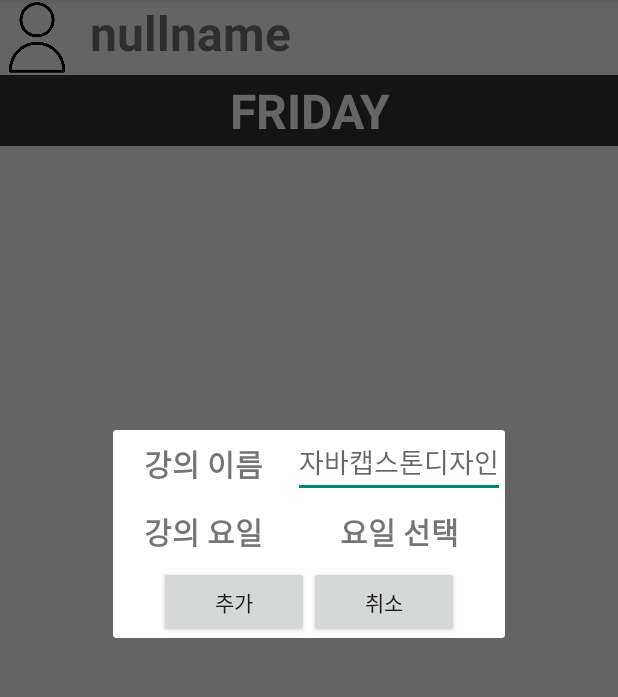
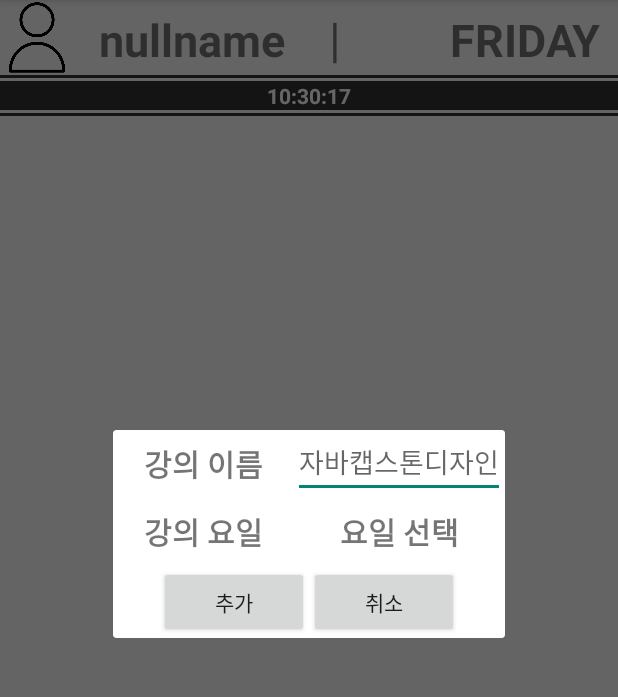
Before and after one commit to Rohjo13/capstoneASAP, an Android app: the LsMainActivity screen opened directly, with no data from a screen before it, in the options menu, after a tap on "시간표 추가", on a phone screen of 412 x 824 dp, the part 84-781 px from its top. Run offline under Robolectric (Android 15) with nearby library versions, the phone set to English and light mode, and no system bars; 8 statements that could not run were skipped.

Commit message:
add Clock
5/20 clock

```diff
--- a/app/src/main/java/co/mjc/capstoneasap/LsMainActivity.java
+++ b/app/src/main/java/co/mjc/capstoneasap/LsMainActivity.java
@@ -24,6 +24,8 @@ import android.net.Uri;
 import android.os.Build;
 import android.os.Bundle;
 import android.os.Environment;
+import android.os.Handler;
+import android.os.Message;
 import android.provider.MediaStore;
 import android.util.Log;
 import android.view.LayoutInflater;
@@ -41,6 +43,7 @@ import java.io.File;
 import java.io.IOException;
 import java.text.SimpleDateFormat;
 import java.util.ArrayList;
+import java.util.Calendar;
 import java.util.Collection;
 import java.util.Date;
 import java.util.List;
@@ -77,6 +80,9 @@ public class LsMainActivity extends AppCompatActivity {
     TextView dayOfWeek;
     // 로그인 한 사람 아이디
     TextView loginData;
+    // 실시간 시간
+    TextView clockTextView;
+    private static Handler mHanlder;
 
 
     // 이건 schedule 에 있는거고
@@ -105,7 +111,6 @@ public class LsMainActivity extends AppCompatActivity {
     public LsMainActivity() {
         Log.d(LogTAG, "LsMainAc Constructor");
         handlerThread = new HandlerThread(this);
-
 
         scheduleRepository = new MemoryScheduleRepository();
         scheduleService = new ScheduleService(scheduleRepository);
@@ -162,6 +167,38 @@ public class LsMainActivity extends AppCompatActivity {
         ExpandableChildAdapter adapter = new ExpandableChildAdapter(getApplicationContext(), funcImageViewList);
         childHolder.horizontalListView.setAdapter(adapter);
         // 실험실 off
+        //5.19 실시간
+        clockTextView = findViewById(R.id.clock);
+        mHanlder = new Handler(){
+            @Override
+            public void handleMessage(@NonNull Message msg) {
+                Calendar cal = Calendar.getInstance();
+                SimpleDateFormat sdf = new SimpleDateFormat("HH:mm:ss");
+                String strTime = sdf.format(cal.getTime());
+
+                clockTextView = findViewById(R.id.clock);
+                clockTextView.setText(strTime);
+            }
+        };
+
+        class NewRunnable implements Runnable {
+            @Override
+            public void run() {
+                while (true) {
+                    try {
+                        Thread.sleep(1000);
+                    } catch (Exception e) {
+                        e.printStackTrace();
+                    }
+                    mHanlder.sendEmptyMessage(0);
+                }
+            }
+        }
+        NewRunnable nr = new NewRunnable();
+        Thread t = new Thread(nr);
+        t.start();
+
+        //5.19 실시간
 
         // 익스팬더블 리스트 뷰
         expandableListView = findViewById(R.id.lsScheduleListExpandable);
--- a/app/src/main/java/co/mjc/capstoneasap/service/ScheduleService.java
+++ b/app/src/main/java/co/mjc/capstoneasap/service/ScheduleService.java
@@ -14,8 +14,10 @@ import androidx.annotation.RequiresApi;
 import androidx.appcompat.app.AlertDialog;
 import androidx.appcompat.app.AppCompatActivity;
 
+import java.text.SimpleDateFormat;
 import java.util.ArrayList;
 import java.util.Calendar;
+import java.util.Date;
 import java.util.Optional;
 
 import co.mjc.capstoneasap.LsMainActivity;
--- a/app/src/main/res/layout/activity_ls_main.xml
+++ b/app/src/main/res/layout/activity_ls_main.xml
@@ -25,11 +25,30 @@
                 android:id="@+id/loginData"
                 android:layout_width="match_parent"
                 android:layout_height="match_parent"
+                android:layout_marginTop="6dp"
                 android:layout_weight="0.5"
                 android:text="nullname"
-                android:textSize="32sp"
+                android:textSize="30sp"
                 android:textStyle="bold"
-                android:layout_marginLeft="10dp"/>
+                android:layout_marginLeft="16dp"/>
+            <TextView
+                android:layout_width="match_parent"
+                android:layout_height="match_parent"
+                android:layout_marginTop="4dp"
+                android:layout_weight="0.8"
+                android:text="|"
+                android:textSize="32sp"/>
+            <TextView
+                android:id="@+id/dayofweek"
+                android:layout_width="match_parent"
+                android:layout_height="match_parent"
+                android:layout_marginTop="6dp"
+                android:layout_marginRight="12dp"
+                android:layout_weight="0.5"
+                android:text="day"
+                android:textSize="30sp"
+                android:textStyle="bold"
+                android:gravity="right"/>
 <!--                android:textAlignment="center"-->
 
         </TableRow>
@@ -42,14 +61,16 @@
             android:layout_height="match_parent" >
 
             <TextView
-                android:id="@+id/dayofweek"
+                android:id="@+id/clock"
                 android:layout_width="match_parent"
                 android:layout_height="wrap_content"
-                android:text="null"
+                android:layout_marginTop="2dp"
+                android:layout_marginBottom="2dp"
+                android:text="00:00:00"
                 android:textColor="@color/white"
                 android:background="#333333"
                 android:textAlignment="center"
-                android:textSize="32sp"
+                android:textSize="14sp"
                 android:textStyle="bold" />
         </TableRow>
         <View
--- a/app/src/main/res/layout/schedule_list_child.xml
+++ b/app/src/main/res/layout/schedule_list_child.xml
@@ -8,8 +8,8 @@
 
         <ImageView
             android:id="@+id/func"
-            android:layout_width="100dp"
-            android:layout_height="100dp"
+            android:layout_width="90dp"
+            android:layout_height="90dp"
             android:layout_marginLeft="6dp"/>
 
 </LinearLayout>
--- a/app/src/main/res/layout/schedule_list_parent.xml
+++ b/app/src/main/res/layout/schedule_list_parent.xml
@@ -10,10 +10,12 @@
         android:id="@+id/parentLectureName"
         android:layout_width="wrap_content"
         android:layout_height="wrap_content"
-        android:paddingLeft="30dp"
+        android:paddingTop="3dp"
+        android:paddingBottom="3dp"
+        android:paddingLeft="45dp"
         android:text="강의 이름"
         android:textAppearance="?android:attr/textAppearanceLarge"
-        android:textSize="30sp"
+        android:textSize="25sp"
         android:textStyle="bold" />
     <TextView
         android:layout_width="wrap_content"
@@ -21,7 +23,7 @@
         android:text="강의 요일"
         android:textSize="15sp"
         android:layout_marginTop="3dp"
-        android:layout_marginLeft="30dp"
+        android:layout_marginLeft="55dp"
         android:id="@+id/scheduleDate"/>
 
 
```
